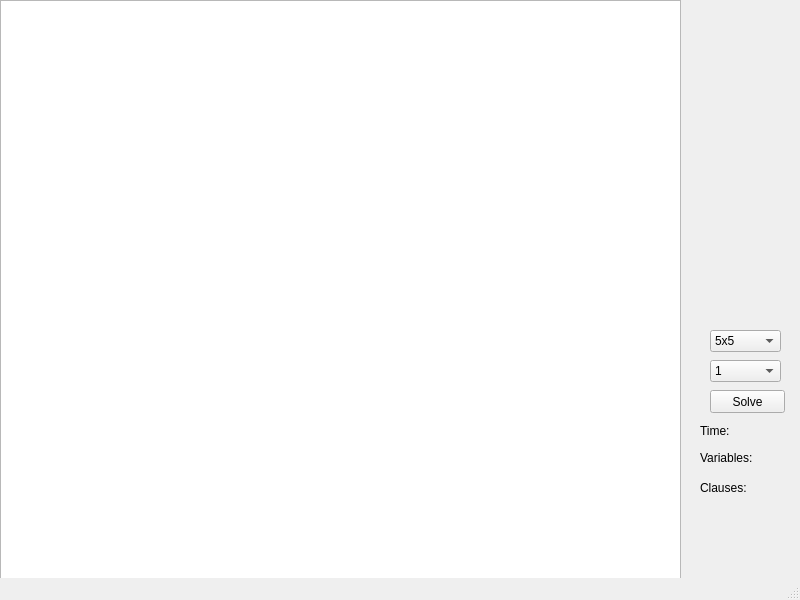
Above: ui.ui from PhamVietHaK64/Slitherlink before the change. Below: the same form after it.
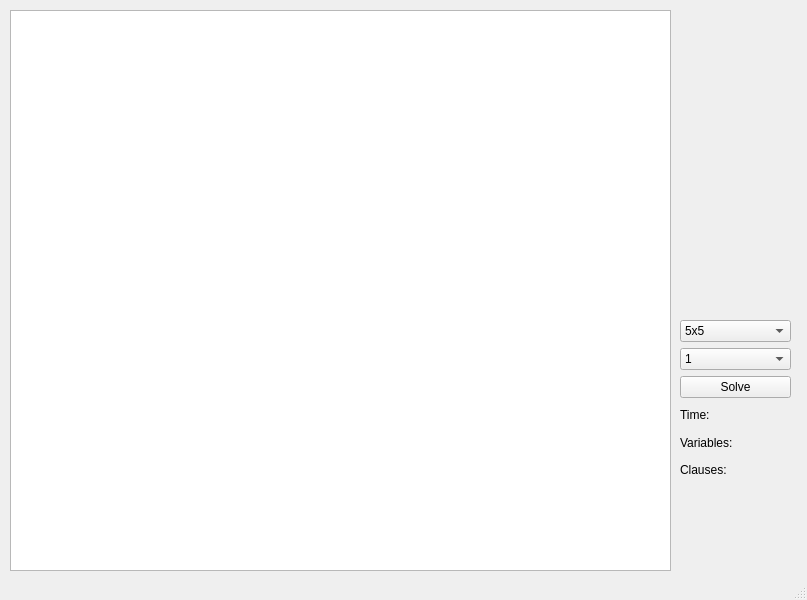
That is the form after the change.

Diff of the .ui file:
```diff
--- a/ui.ui
+++ b/ui.ui
@@ -6,7 +6,7 @@
    <rect>
     <x>0</x>
     <y>0</y>
-    <width>800</width>
+    <width>807</width>
     <height>600</height>
    </rect>
   </property>
@@ -14,137 +14,118 @@
    <string>MainWindow</string>
   </property>
   <widget class="QWidget" name="centralwidget">
-   <widget class="QPushButton" name="solveButton">
+   <widget class="QWidget" name="horizontalLayoutWidget">
     <property name="geometry">
      <rect>
-      <x>710</x>
-      <y>390</y>
-      <width>75</width>
-      <height>23</height>
+      <x>10</x>
+      <y>10</y>
+      <width>661</width>
+      <height>561</height>
      </rect>
     </property>
-    <property name="text">
-     <string>Solve</string>
-    </property>
+    <layout class="QHBoxLayout" name="horizontalLayout">
+     <item>
+      <widget class="QTableWidget" name="map"/>
+     </item>
+    </layout>
    </widget>
-   <widget class="QTableWidget" name="table">
+   <widget class="QWidget" name="verticalLayoutWidget">
     <property name="geometry">
      <rect>
-      <x>0</x>
-      <y>0</y>
-      <width>681</width>
-      <height>581</height>
+      <x>680</x>
+      <y>320</y>
+      <width>111</width>
+      <height>161</height>
      </rect>
     </property>
-   </widget>
-   <widget class="QLabel" name="clause">
-    <property name="geometry">
-     <rect>
-      <x>700</x>
-      <y>420</y>
-      <width>91</width>
-      <height>21</height>
-     </rect>
-    </property>
-    <property name="text">
-     <string>Time:</string>
-    </property>
-   </widget>
-   <widget class="QLabel" name="variable">
-    <property name="geometry">
-     <rect>
-      <x>700</x>
-      <y>450</y>
-      <width>91</width>
-      <height>16</height>
-     </rect>
-    </property>
-    <property name="text">
-     <string>Variables:</string>
-    </property>
-   </widget>
-   <widget class="QLabel" name="time">
-    <property name="geometry">
-     <rect>
-      <x>700</x>
-      <y>480</y>
-      <width>91</width>
-      <height>16</height>
-     </rect>
-    </property>
-    <property name="text">
-     <string>Clauses:</string>
-    </property>
-   </widget>
-   <widget class="QComboBox" name="input_map">
-    <property name="geometry">
-     <rect>
-      <x>710</x>
-      <y>360</y>
-      <width>71</width>
-      <height>22</height>
-     </rect>
-    </property>
-    <item>
-     <property name="text">
-      <string>1</string>
-     </property>
-    </item>
-    <item>
-     <property name="text">
-      <string>2</string>
-     </property>
-    </item>
-    <item>
-     <property name="text">
-      <string>3</string>
-     </property>
-    </item>
-    <item>
-     <property name="text">
-      <string>4</string>
-     </property>
-    </item>
-   </widget>
-   <widget class="QComboBox" name="input_size">
-    <property name="geometry">
-     <rect>
-      <x>710</x>
-      <y>330</y>
-      <width>71</width>
-      <height>22</height>
-     </rect>
-    </property>
-    <item>
-     <property name="text">
-      <string>5x5</string>
-     </property>
-    </item>
-    <item>
-     <property name="text">
-      <string>7x7</string>
-     </property>
-    </item>
-    <item>
-     <property name="text">
-      <string>10x10</string>
-     </property>
-    </item>
-    <item>
-     <property name="text">
-      <string>15x15</string>
-     </property>
-    </item>
-    <item>
-     <property name="text">
-      <string>20x20</string>
-     </property>
-    </item>
-    <item>
-     <property name="text">
-      <string>30x30</string>
-     </property>
-    </item>
+    <layout class="QVBoxLayout" name="verticalLayout">
+     <item>
+      <widget class="QComboBox" name="input_size">
+       <item>
+        <property name="text">
+         <string>5x5</string>
+        </property>
+       </item>
+       <item>
+        <property name="text">
+         <string>7x7</string>
+        </property>
+       </item>
+       <item>
+        <property name="text">
+         <string>10x10</string>
+        </property>
+       </item>
+       <item>
+        <property name="text">
+         <string>15x15</string>
+        </property>
+       </item>
+       <item>
+        <property name="text">
+         <string>20x20</string>
+        </property>
+       </item>
+       <item>
+        <property name="text">
+         <string>30x30</string>
+        </property>
+       </item>
+      </widget>
+     </item>
+     <item>
+      <widget class="QComboBox" name="input_map">
+       <item>
+        <property name="text">
+         <string>1</string>
+        </property>
+       </item>
+       <item>
+        <property name="text">
+         <string>2</string>
+        </property>
+       </item>
+       <item>
+        <property name="text">
+         <string>3</string>
+        </property>
+       </item>
+       <item>
+        <property name="text">
+         <string>4</string>
+        </property>
+       </item>
+      </widget>
+     </item>
+     <item>
+      <widget class="QPushButton" name="solveButton">
+       <property name="text">
+        <string>Solve</string>
+       </property>
+      </widget>
+     </item>
+     <item>
+      <widget class="QLabel" name="clause">
+       <property name="text">
+        <string>Time:</string>
+       </property>
+      </widget>
+     </item>
+     <item>
+      <widget class="QLabel" name="variable">
+       <property name="text">
+        <string>Variables:</string>
+       </property>
+      </widget>
+     </item>
+     <item>
+      <widget class="QLabel" name="time">
+       <property name="text">
+        <string>Clauses:</string>
+       </property>
+      </widget>
+     </item>
+    </layout>
    </widget>
   </widget>
   <widget class="QStatusBar" name="statusbar"/>
```
